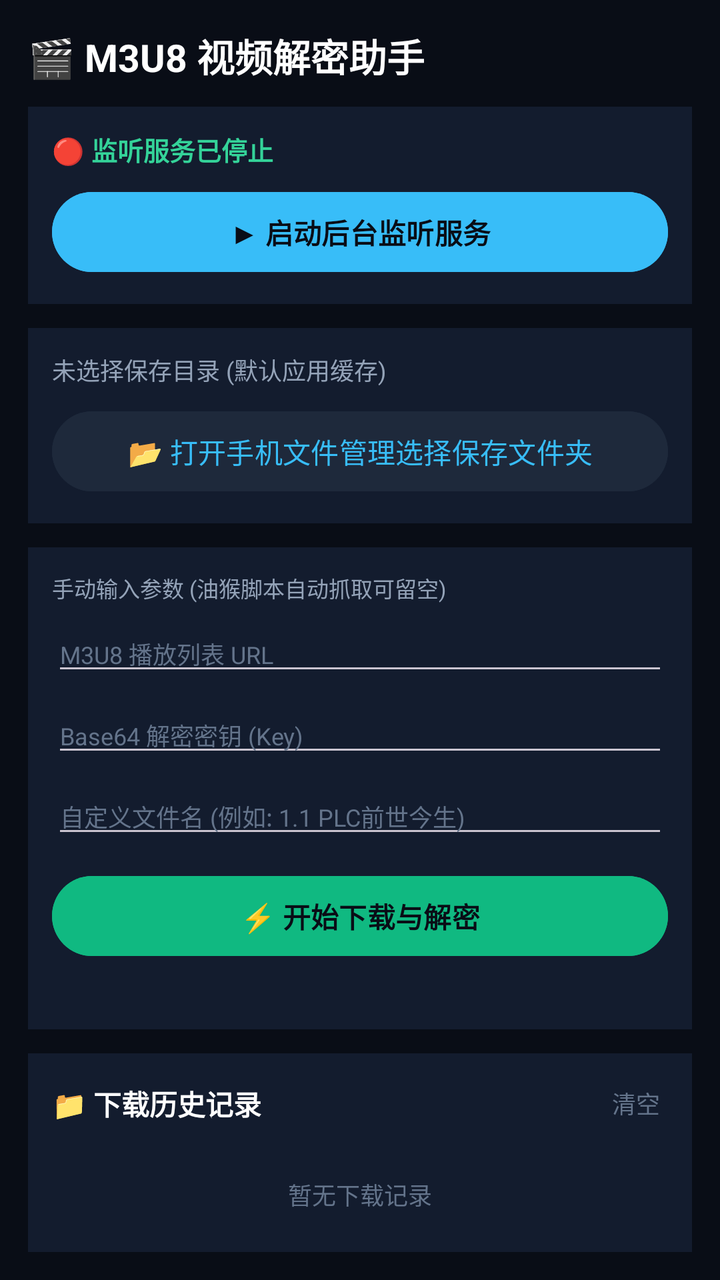
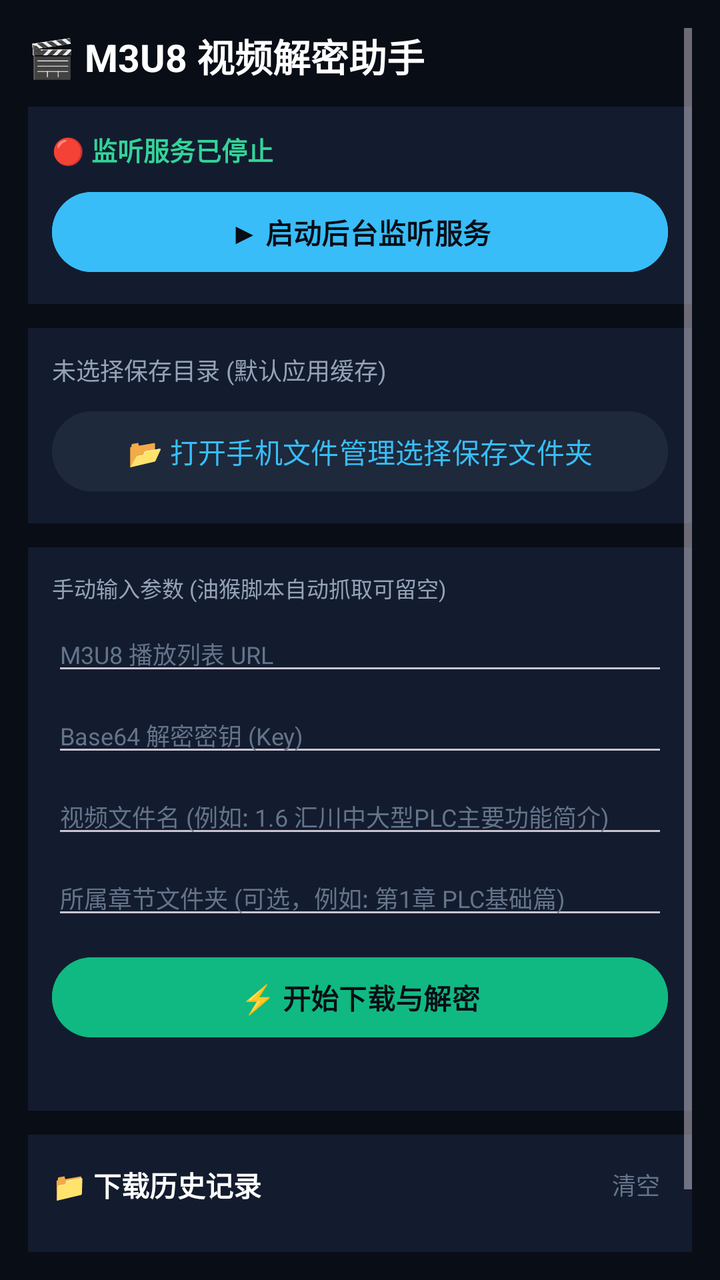

Compare the two renders of this Android layout. The source of the first and the diff that turns it into the second are given below.
<!-- AndroidManifest.xml: application theme Theme.M3u8Decrypt -->
<!-- res/layout/activity_main.xml -->
<?xml version="1.0" encoding="utf-8"?>
<ScrollView xmlns:android="http://schemas.android.com/apk/res/android"
    android:layout_width="match_parent"
    android:layout_height="match_parent"
    android:background="#090D16"
    android:padding="14dp">

    <LinearLayout
        android:layout_width="match_parent"
        android:layout_height="wrap_content"
        android:orientation="vertical">

        
        <TextView
            android:layout_width="wrap_content"
            android:layout_height="wrap_content"
            android:text="🎬 M3U8 视频解密助手"
            android:textColor="#FFFFFF"
            android:textSize="19sp"
            android:textStyle="bold"
            android:layout_marginBottom="12dp" />

        
        <LinearLayout
            android:layout_width="match_parent"
            android:layout_height="wrap_content"
            android:background="#131C2E"
            android:orientation="vertical"
            android:padding="12dp"
            android:layout_marginBottom="12dp">

            <TextView
                android:id="@+id/tvStatus"
                android:layout_width="wrap_content"
                android:layout_height="wrap_content"
                android:text="🔴 监听服务已停止"
                android:textColor="#34D399"
                android:textSize="13sp"
                android:textStyle="bold"
                android:layout_marginBottom="8dp" />

            <Button
                android:id="@+id/btnToggleService"
                android:layout_width="match_parent"
                android:layout_height="wrap_content"
                android:text="▶ 启动后台监听服务"
                android:backgroundTint="#38BDF8"
                android:textColor="#090D16"
                android:textStyle="bold" />
        </LinearLayout>

        
        <LinearLayout
            android:layout_width="match_parent"
            android:layout_height="wrap_content"
            android:background="#131C2E"
            android:orientation="vertical"
            android:padding="12dp"
            android:layout_marginBottom="12dp">

            <TextView
                android:id="@+id/tvFolder"
                android:layout_width="wrap_content"
                android:layout_height="wrap_content"
                android:text="未选择保存目录 (默认应用缓存)"
                android:textColor="#94A3B8"
                android:textSize="12sp"
                android:layout_marginBottom="8dp" />

            <Button
                android:id="@+id/btnSelectFolder"
                android:layout_width="match_parent"
                android:layout_height="wrap_content"
                android:text="📂 打开手机文件管理选择保存文件夹"
                android:backgroundTint="#1E293B"
                android:textColor="#38BDF8" />
        </LinearLayout>

        
        <LinearLayout
            android:id="@+id/cardProgress"
            android:layout_width="match_parent"
            android:layout_height="wrap_content"
            android:background="#131C2E"
            android:orientation="vertical"
            android:padding="12dp"
            android:layout_marginBottom="12dp"
            android:visibility="gone">

            <TextView
                android:id="@+id/tvTaskTitle"
                android:layout_width="wrap_content"
                android:layout_height="wrap_content"
                android:text="正在处理: 视频"
                android:textColor="#FFFFFF"
                android:textSize="13sp"
                android:textStyle="bold"
                android:layout_marginBottom="6dp" />

            <LinearLayout
                android:layout_width="match_parent"
                android:layout_height="wrap_content"
                android:orientation="horizontal"
                android:gravity="center_vertical"
                android:layout_marginBottom="6dp">

                <TextView
                    android:id="@+id/tvCurrentStage"
                    android:layout_width="0dp"
                    android:layout_weight="1"
                    android:layout_height="wrap_content"
                    android:text="正在下载分片..."
                    android:textColor="#38BDF8"
                    android:textSize="12sp" />

                <TextView
                    android:id="@+id/tvCurrentPercent"
                    android:layout_width="wrap_content"
                    android:layout_height="wrap_content"
                    android:text="0%"
                    android:textColor="#FFFFFF"
                    android:textStyle="bold"
                    android:textSize="13sp" />
            </LinearLayout>

            <ProgressBar
                android:id="@+id/pbProgress"
                style="?android:attr/progressBarStyleHorizontal"
                android:layout_width="match_parent"
                android:layout_height="8dp"
                android:max="100"
                android:progress="0"
                android:progressTint="#38BDF8"
                android:layout_marginBottom="6dp" />

            <TextView
                android:id="@+id/tvSlicesCount"
                android:layout_width="wrap_content"
                android:layout_height="wrap_content"
                android:text="分片进度: 0 / 0"
                android:textColor="#94A3B8"
                android:textSize="11sp" />
        </LinearLayout>

        
        <LinearLayout
            android:layout_width="match_parent"
            android:layout_height="wrap_content"
            android:background="#131C2E"
            android:orientation="vertical"
            android:padding="12dp"
            android:layout_marginBottom="12dp">

            <TextView
                android:layout_width="wrap_content"
                android:layout_height="wrap_content"
                android:text="手动输入参数 (油猴脚本自动抓取可留空)"
                android:textColor="#94A3B8"
                android:textSize="11sp"
                android:layout_marginBottom="6dp" />

            <EditText
                android:id="@+id/etM3u8"
                android:layout_width="match_parent"
                android:layout_height="wrap_content"
                android:hint="M3U8 播放列表 URL"
                android:textColor="#FFFFFF"
                android:textColorHint="#64748B"
                android:textSize="12sp"
                android:layout_marginBottom="6dp" />

            <EditText
                android:id="@+id/etKey"
                android:layout_width="match_parent"
                android:layout_height="wrap_content"
                android:hint="Base64 解密密钥 (Key)"
                android:textColor="#FFFFFF"
                android:textColorHint="#64748B"
                android:textSize="12sp"
                android:layout_marginBottom="6dp" />

            <EditText
                android:id="@+id/etName"
                android:layout_width="match_parent"
                android:layout_height="wrap_content"
                android:hint="自定义文件名 (例如: 1.1 PLC前世今生)"
                android:textColor="#FFFFFF"
                android:textColorHint="#64748B"
                android:textSize="12sp"
                android:layout_marginBottom="10dp" />

            <Button
                android:id="@+id/btnStartLocal"
                android:layout_width="match_parent"
                android:layout_height="wrap_content"
                android:text="⚡ 开始下载与解密"
                android:backgroundTint="#10B981"
                android:textColor="#090D16"
                android:textStyle="bold" />

            <TextView
                android:id="@+id/tvLog"
                android:layout_width="match_parent"
                android:layout_height="wrap_content"
                android:textColor="#94A3B8"
                android:textSize="11sp"
                android:layout_marginTop="6dp" />
        </LinearLayout>

        
        <LinearLayout
            android:layout_width="match_parent"
            android:layout_height="wrap_content"
            android:background="#131C2E"
            android:orientation="vertical"
            android:padding="12dp">

            <LinearLayout
                android:layout_width="match_parent"
                android:layout_height="wrap_content"
                android:orientation="horizontal"
                android:gravity="center_vertical"
                android:layout_marginBottom="8dp">

                <TextView
                    android:layout_width="0dp"
                    android:layout_weight="1"
                    android:layout_height="wrap_content"
                    android:text="📁 下载历史记录"
                    android:textColor="#FFFFFF"
                    android:textSize="14sp"
                    android:textStyle="bold" />

                <TextView
                    android:id="@+id/btnClearHistory"
                    android:layout_width="wrap_content"
                    android:layout_height="wrap_content"
                    android:text="清空"
                    android:textColor="#64748B"
                    android:textSize="12sp"
                    android:padding="4dp" />
            </LinearLayout>

            <LinearLayout
                android:id="@+id/llHistoryContainer"
                android:layout_width="match_parent"
                android:layout_height="wrap_content"
                android:orientation="vertical">
                
            </LinearLayout>

            <TextView
                android:id="@+id/tvEmptyHistory"
                android:layout_width="match_parent"
                android:layout_height="wrap_content"
                android:text="暂无下载记录"
                android:textColor="#64748B"
                android:textSize="12sp"
                android:gravity="center"
                android:padding="16dp" />
        </LinearLayout>

    </LinearLayout>
</ScrollView>
<!-- resources referenced by this layout -->
<resources>
  <style name="Theme.M3u8Decrypt" parent="Theme.Material3.Dark.NoActionBar">
          <item name="android:statusBarColor">#090D16</item>
      </style>
</resources>

<!-- the commit's change to res/layout/activity_main.xml (unified diff, before → after) -->
@@ -183,7 +183,17 @@
                 android:id="@+id/etName"
                 android:layout_width="match_parent"
                 android:layout_height="wrap_content"
-                android:hint="自定义文件名 (例如: 1.1 PLC前世今生)"
+                android:hint="视频文件名 (例如: 1.6 汇川中大型PLC主要功能简介)"
+                android:textColor="#FFFFFF"
+                android:textColorHint="#64748B"
+                android:textSize="12sp"
+                android:layout_marginBottom="6dp" />
+
+            <EditText
+                android:id="@+id/etChapter"
+                android:layout_width="match_parent"
+                android:layout_height="wrap_content"
+                android:hint="所属章节文件夹 (可选，例如: 第1章 PLC基础篇)"
                 android:textColor="#FFFFFF"
                 android:textColorHint="#64748B"
                 android:textSize="12sp"
